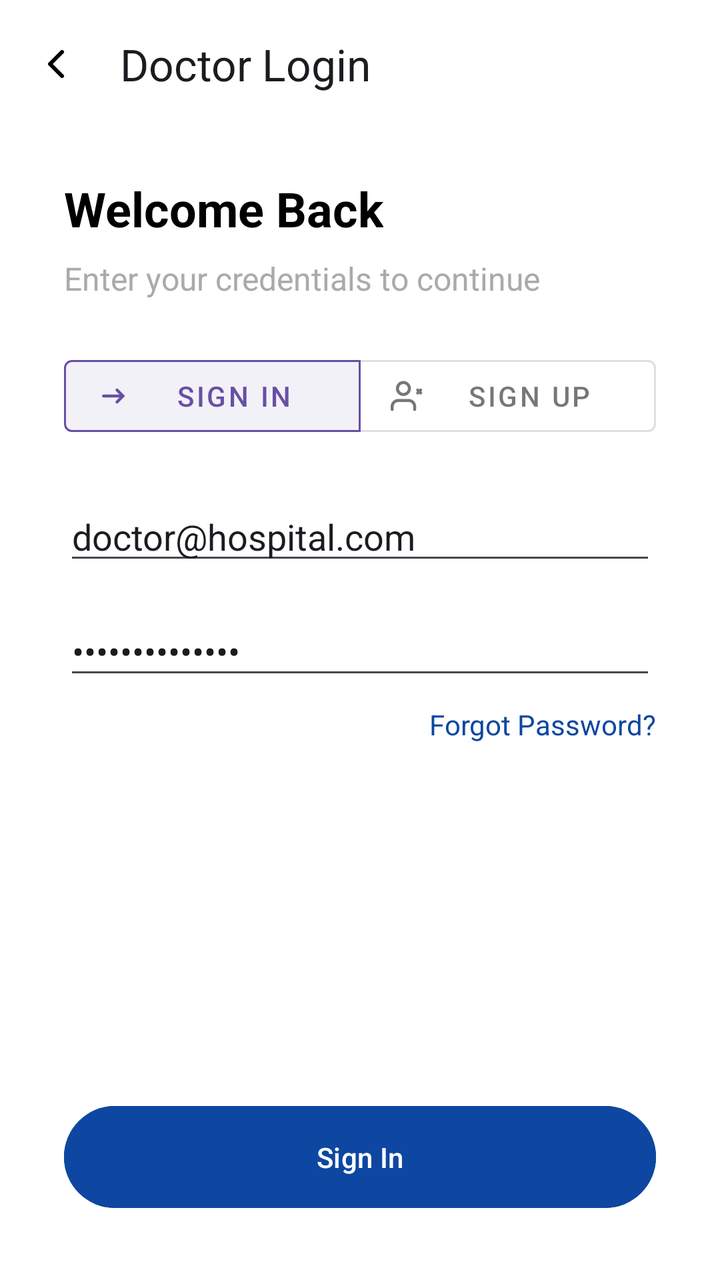
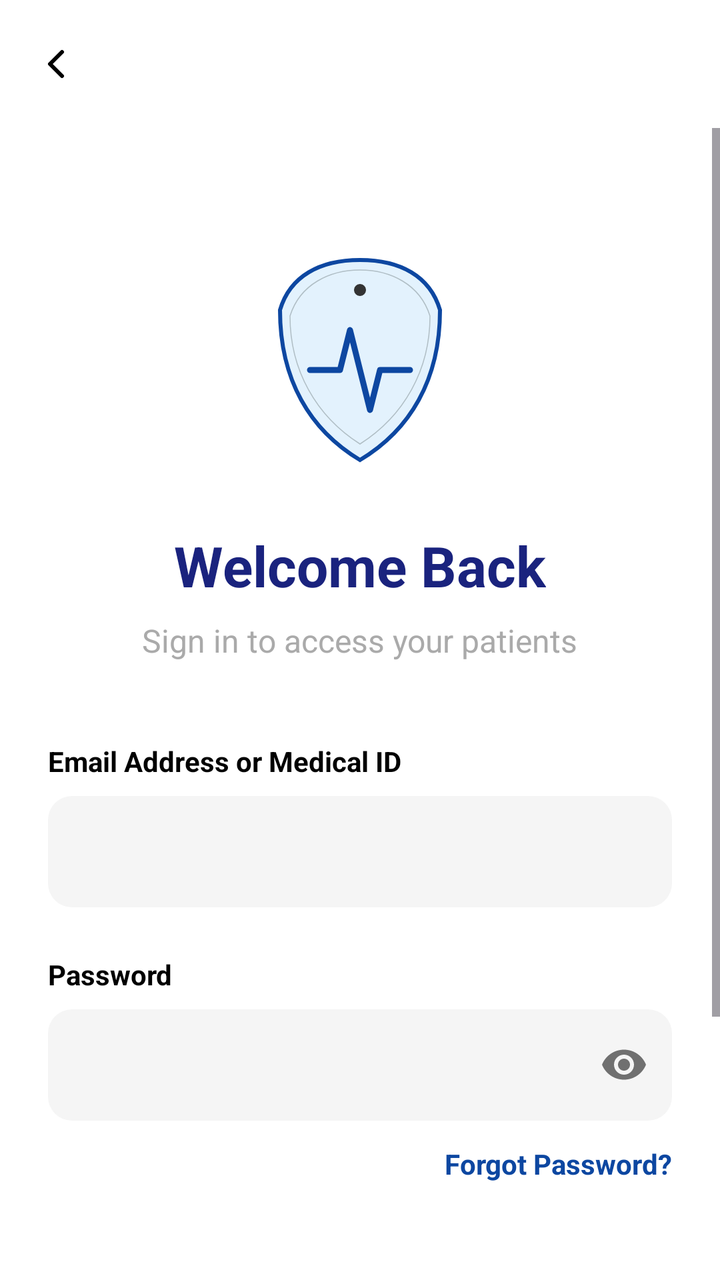

An Android layout rendered at two revisions. The XML below is the earlier revision; the diff shows what the commit changed to produce the second picture.
<!-- AndroidManifest.xml: application theme Theme.Bladder_frontend -->
<!-- res/layout/activity_doctor_login.xml -->
<?xml version="1.0" encoding="utf-8"?>
<androidx.constraintlayout.widget.ConstraintLayout xmlns:android="http://schemas.android.com/apk/res/android"
    xmlns:app="http://schemas.android.com/apk/res-auto"
    xmlns:tools="http://schemas.android.com/tools"
    android:layout_width="match_parent"
    android:layout_height="match_parent"
    android:background="@android:color/white"
    tools:context=".DoctorLoginActivity">

    <com.google.android.material.appbar.AppBarLayout
        android:id="@+id/appBarLayout"
        android:layout_width="match_parent"
        android:layout_height="wrap_content"
        android:background="@android:color/white"
        app:elevation="0dp"
        app:layout_constraintEnd_toEndOf="parent"
        app:layout_constraintStart_toStartOf="parent"
        app:layout_constraintTop_toTopOf="parent">

        <androidx.appcompat.widget.Toolbar
            android:id="@+id/toolbar"
            android:layout_width="match_parent"
            android:layout_height="?attr/actionBarSize"
            app:navigationIcon="@drawable/ic_arrow_back"
            app:title="Doctor Login" />

    </com.google.android.material.appbar.AppBarLayout>

    <TextView
        android:id="@+id/textView9"
        android:layout_width="wrap_content"
        android:layout_height="wrap_content"
        android:layout_marginStart="32dp"
        android:layout_marginTop="24dp"
        android:text="Welcome Back"
        android:textColor="@android:color/black"
        android:textSize="24sp"
        android:textStyle="bold"
        app:layout_constraintStart_toStartOf="parent"
        app:layout_constraintTop_toBottomOf="@+id/appBarLayout" />

    <TextView
        android:id="@+id/textView10"
        android:layout_width="wrap_content"
        android:layout_height="wrap_content"
        android:layout_marginStart="32dp"
        android:layout_marginTop="8dp"
        android:text="Enter your credentials to continue"
        android:textColor="@android:color/darker_gray"
        android:textSize="16sp"
        app:layout_constraintStart_toStartOf="parent"
        app:layout_constraintTop_toBottomOf="@+id/textView9" />

    <com.google.android.material.button.MaterialButtonToggleGroup
        android:id="@+id/toggleGroup"
        android:layout_width="0dp"
        android:layout_height="wrap_content"
        android:layout_marginStart="32dp"
        android:layout_marginTop="24dp"
        android:layout_marginEnd="32dp"
        app:checkedButton="@+id/signInButton"
        app:layout_constraintEnd_toEndOf="parent"
        app:layout_constraintStart_toStartOf="parent"
        app:layout_constraintTop_toBottomOf="@+id/textView10"
        app:singleSelection="true">

        <com.google.android.material.button.MaterialButton
            android:id="@+id/signInButton"
            style="@style/Widget.MaterialComponents.Button.OutlinedButton"
            android:layout_width="0dp"
            android:layout_height="wrap_content"
            android:layout_weight="1"
            android:text="Sign In"
            app:icon="@drawable/ic_sign_in_arrow" />

        <com.google.android.material.button.MaterialButton
            android:id="@+id/signUpButton"
            style="@style/Widget.MaterialComponents.Button.OutlinedButton"
            android:layout_width="0dp"
            android:layout_height="wrap_content"
            android:layout_weight="1"
            android:text="Sign Up"
            app:icon="@drawable/ic_sign_up_person" />

    </com.google.android.material.button.MaterialButtonToggleGroup>

    <EditText
        android:id="@+id/emailEditText"
        android:layout_width="0dp"
        android:layout_height="wrap_content"
        android:layout_marginStart="32dp"
        android:layout_marginTop="24dp"
        android:layout_marginEnd="32dp"
        android:hint="Email or Medical ID"
        android:inputType="textEmailAddress"
        android:text="doctor@hospital.com"
        app:layout_constraintEnd_toEndOf="parent"
        app:layout_constraintStart_toStartOf="parent"
        app:layout_constraintTop_toBottomOf="@+id/toggleGroup" />

    <EditText
        android:id="@+id/passwordEditText"
        android:layout_width="0dp"
        android:layout_height="wrap_content"
        android:layout_marginStart="32dp"
        android:layout_marginTop="16dp"
        android:layout_marginEnd="32dp"
        android:hint="Password"
        android:inputType="textPassword"
        android:text="Enter password"
        app:layout_constraintEnd_toEndOf="parent"
        app:layout_constraintStart_toStartOf="parent"
        app:layout_constraintTop_toBottomOf="@+id/emailEditText" />

    <TextView
        android:id="@+id/forgotPasswordTextView"
        android:layout_width="wrap_content"
        android:layout_height="wrap_content"
        android:layout_marginTop="8dp"
        android:layout_marginEnd="32dp"
        android:text="Forgot Password?"
        android:textColor="#0D47A1"
        app:layout_constraintEnd_toEndOf="parent"
        app:layout_constraintTop_toBottomOf="@+id/passwordEditText" />

    <Button
        android:id="@+id/loginButton"
        android:layout_width="0dp"
        android:layout_height="wrap_content"
        android:layout_marginStart="32dp"
        android:layout_marginEnd="32dp"
        android:layout_marginBottom="32dp"
        android:backgroundTint="#0D47A1"
        android:padding="16dp"
        android:text="Sign In"
        android:textColor="@android:color/white"
        app:layout_constraintBottom_toBottomOf="parent"
        app:layout_constraintEnd_toEndOf="parent"
        app:layout_constraintStart_toStartOf="parent" />

</androidx.constraintlayout.widget.ConstraintLayout>
<!-- resources referenced by this layout -->
<resources>
  <!-- drawable ic_arrow_back (drawable) -->
  <vector xmlns:android="http://schemas.android.com/apk/res/android"
      android:width="24dp"
      android:height="24dp"
      android:viewportWidth="24"
      android:viewportHeight="24">
    <path
        android:pathData="M15,18l-6,-6l6,-6"
        android:strokeLineJoin="round"
        android:strokeWidth="2"
        android:fillColor="#00000000"
        android:strokeColor="#000000"
        android:strokeLineCap="round"/>
  </vector>
  <!-- drawable ic_sign_in_arrow (drawable) -->
  <vector xmlns:android="http://schemas.android.com/apk/res/android"
      android:width="24dp"
      android:height="24dp"
      android:viewportWidth="24"
      android:viewportHeight="24">
      <path
          android:strokeColor="#0066CC"
          android:strokeWidth="2"
          android:strokeLineCap="round"
          android:strokeLineJoin="round"
          android:pathData="M14,16l4,-4 -4,-4"/>
      <path
          android:strokeColor="#0066CC"
          android:strokeWidth="2"
          android:strokeLineCap="round"
          android:strokeLineJoin="round"
          android:pathData="M5,12h13"/>
  </vector>
  <!-- drawable ic_sign_up_person (drawable) -->
  <vector xmlns:android="http://schemas.android.com/apk/res/android"
      android:width="24dp"
      android:height="24dp"
      android:viewportWidth="24"
      android:viewportHeight="24">
      <path
          android:strokeColor="#0066CC"
          android:strokeWidth="2"
          android:strokeLineCap="round"
          android:strokeLineJoin="round"
          android:pathData="M16,21v-2a4,4 0,0 0,-4 -4H5a4,4 0,0 0,-4 4v2"/>
      <path
          android:strokeColor="#0066CC"
          android:strokeWidth="2"
          android:strokeLineCap="round"
          android:strokeLineJoin="round"
          android:pathData="M8.5,7m-4,0a4,4 0,1 1,8 0a4,4 0,1 1,-8 0"/>
      <path
          android:strokeColor="#0066CC"
          android:strokeWidth="2"
          android:strokeLineCap="round"
          android:strokeLineJoin="round"
          android:pathData="M20,8l-2,2m0,-2l2,2"/>
  </vector>
  <style name="Theme.Bladder_frontend" parent="Base.Theme.Bladder_frontend" />
  <style name="Base.Theme.Bladder_frontend" parent="Theme.Material3.DayNight.NoActionBar">
          
          
      </style>
</resources>

<!-- the commit's change to res/layout/activity_doctor_login.xml (unified diff, before → after) -->
@@ -2,6 +2,7 @@
 <androidx.constraintlayout.widget.ConstraintLayout xmlns:android="http://schemas.android.com/apk/res/android"
     xmlns:app="http://schemas.android.com/apk/res-auto"
     xmlns:tools="http://schemas.android.com/tools"
+    android:id="@+id/doctor_login_root"
     android:layout_width="match_parent"
     android:layout_height="match_parent"
     android:background="@android:color/white"
@@ -13,129 +14,209 @@
         android:layout_height="wrap_content"
         android:background="@android:color/white"
         app:elevation="0dp"
-        app:layout_constraintEnd_toEndOf="parent"
-        app:layout_constraintStart_toStartOf="parent"
         app:layout_constraintTop_toTopOf="parent">
 
         <androidx.appcompat.widget.Toolbar
             android:id="@+id/toolbar"
             android:layout_width="match_parent"
             android:layout_height="?attr/actionBarSize"
-            app:navigationIcon="@drawable/ic_arrow_back"
-            app:title="Doctor Login" />
-
+            app:navigationIcon="@drawable/ic_arrow_back" />
     </com.google.android.material.appbar.AppBarLayout>
 
-    <TextView
-        android:id="@+id/textView9"
-        android:layout_width="wrap_content"
-        android:layout_height="wrap_content"
-        android:layout_marginStart="32dp"
-        android:layout_marginTop="24dp"
-        android:text="Welcome Back"
-        android:textColor="@android:color/black"
-        android:textSize="24sp"
-        android:textStyle="bold"
-        app:layout_constraintStart_toStartOf="parent"
-        app:layout_constraintTop_toBottomOf="@+id/appBarLayout" />
-
-    <TextView
-        android:id="@+id/textView10"
-        android:layout_width="wrap_content"
-        android:layout_height="wrap_content"
-        android:layout_marginStart="32dp"
-        android:layout_marginTop="8dp"
-        android:text="Enter your credentials to continue"
-        android:textColor="@android:color/darker_gray"
-        android:textSize="16sp"
-        app:layout_constraintStart_toStartOf="parent"
-        app:layout_constraintTop_toBottomOf="@+id/textView9" />
-
-    <com.google.android.material.button.MaterialButtonToggleGroup
-        android:id="@+id/toggleGroup"
-        android:layout_width="0dp"
-        android:layout_height="wrap_content"
-        android:layout_marginStart="32dp"
-        android:layout_marginTop="24dp"
-        android:layout_marginEnd="32dp"
-        app:checkedButton="@+id/signInButton"
-        app:layout_constraintEnd_toEndOf="parent"
-        app:layout_constraintStart_toStartOf="parent"
-        app:layout_constraintTop_toBottomOf="@+id/textView10"
-        app:singleSelection="true">
-
-        <com.google.android.material.button.MaterialButton
-            android:id="@+id/signInButton"
-            style="@style/Widget.MaterialComponents.Button.OutlinedButton"
-            android:layout_width="0dp"
+    <ScrollView
+        android:layout_width="match_parent"
+        android:layout_height="0dp"
+        android:fillViewport="true"
+        app:layout_constraintBottom_toBottomOf="parent"
+        app:layout_constraintTop_toBottomOf="@+id/appBarLayout">
+
+        <androidx.constraintlayout.widget.ConstraintLayout
+            android:layout_width="match_parent"
             android:layout_height="wrap_content"
-            android:layout_weight="1"
-            android:text="Sign In"
-            app:icon="@drawable/ic_sign_in_arrow" />
-
-        <com.google.android.material.button.MaterialButton
-            android:id="@+id/signUpButton"
-            style="@style/Widget.MaterialComponents.Button.OutlinedButton"
-            android:layout_width="0dp"
-            android:layout_height="wrap_content"
-            android:layout_weight="1"
-            android:text="Sign Up"
-            app:icon="@drawable/ic_sign_up_person" />
-
-    </com.google.android.material.button.MaterialButtonToggleGroup>
-
-    <EditText
-        android:id="@+id/emailEditText"
-        android:layout_width="0dp"
-        android:layout_height="wrap_content"
-        android:layout_marginStart="32dp"
-        android:layout_marginTop="24dp"
-        android:layout_marginEnd="32dp"
-        android:hint="Email or Medical ID"
-        android:inputType="textEmailAddress"
-        android:text="doctor@hospital.com"
-        app:layout_constraintEnd_toEndOf="parent"
-        app:layout_constraintStart_toStartOf="parent"
-        app:layout_constraintTop_toBottomOf="@+id/toggleGroup" />
-
-    <EditText
-        android:id="@+id/passwordEditText"
-        android:layout_width="0dp"
-        android:layout_height="wrap_content"
-        android:layout_marginStart="32dp"
-        android:layout_marginTop="16dp"
-        android:layout_marginEnd="32dp"
-        android:hint="Password"
-        android:inputType="textPassword"
-        android:text="Enter password"
-        app:layout_constraintEnd_toEndOf="parent"
-        app:layout_constraintStart_toStartOf="parent"
-        app:layout_constraintTop_toBottomOf="@+id/emailEditText" />
-
-    <TextView
-        android:id="@+id/forgotPasswordTextView"
-        android:layout_width="wrap_content"
-        android:layout_height="wrap_content"
-        android:layout_marginTop="8dp"
-        android:layout_marginEnd="32dp"
-        android:text="Forgot Password?"
-        android:textColor="#0D47A1"
-        app:layout_constraintEnd_toEndOf="parent"
-        app:layout_constraintTop_toBottomOf="@+id/passwordEditText" />
-
-    <Button
-        android:id="@+id/loginButton"
-        android:layout_width="0dp"
-        android:layout_height="wrap_content"
-        android:layout_marginStart="32dp"
-        android:layout_marginEnd="32dp"
-        android:layout_marginBottom="32dp"
-        android:backgroundTint="#0D47A1"
-        android:padding="16dp"
-        android:text="Sign In"
-        android:textColor="@android:color/white"
-        app:layout_constraintBottom_toBottomOf="parent"
-        app:layout_constraintEnd_toEndOf="parent"
-        app:layout_constraintStart_toStartOf="parent" />
+            android:padding="24dp">
+
+            
+            <ImageView
+                android:id="@+id/logoImageView"
+                android:layout_width="120dp"
+                android:layout_height="120dp"
+                android:layout_marginTop="32dp"
+                android:src="@drawable/ic_medical_shield"
+                app:layout_constraintEnd_toEndOf="parent"
+                app:layout_constraintStart_toStartOf="parent"
+                app:layout_constraintTop_toTopOf="parent" />
+
+            <TextView
+                android:id="@+id/titleTextView"
+                android:layout_width="wrap_content"
+                android:layout_height="wrap_content"
+                android:layout_marginTop="24dp"
+                android:text="Welcome Back"
+                android:textColor="#1A237E"
+                android:textSize="28sp"
+                android:textStyle="bold"
+                app:layout_constraintEnd_toEndOf="parent"
+                app:layout_constraintStart_toStartOf="parent"
+                app:layout_constraintTop_toBottomOf="@+id/logoImageView" />
+
+            <TextView
+                android:id="@+id/subtitleTextView"
+                android:layout_width="wrap_content"
+                android:layout_height="wrap_content"
+                android:layout_marginTop="8dp"
+                android:text="Sign in to access your patients"
+                android:textColor="@android:color/darker_gray"
+                android:textSize="16sp"
+                app:layout_constraintEnd_toEndOf="parent"
+                app:layout_constraintStart_toStartOf="parent"
+                app:layout_constraintTop_toBottomOf="@+id/titleTextView" />
+
+            
+            <TextView
+                android:id="@+id/emailLabel"
+                android:layout_width="wrap_content"
+                android:layout_height="wrap_content"
+                android:layout_marginTop="40dp"
+                android:text="Email Address or Medical ID"
+                android:textColor="@android:color/black"
+                android:textStyle="bold"
+                app:layout_constraintStart_toStartOf="parent"
+                app:layout_constraintTop_toBottomOf="@+id/subtitleTextView" />
+
+            <com.google.android.material.textfield.TextInputLayout
+                android:id="@+id/emailInputLayout"
+                style="@style/Widget.MaterialComponents.TextInputLayout.FilledBox"
+                android:layout_width="0dp"
+                android:layout_height="wrap_content"
+                android:layout_marginTop="8dp"
+                app:boxBackgroundColor="#F5F5F5"
+                app:boxCornerRadiusBottomEnd="12dp"
+                app:boxCornerRadiusBottomStart="12dp"
+                app:boxCornerRadiusTopEnd="12dp"
+                app:boxCornerRadiusTopStart="12dp"
+                app:boxStrokeWidth="0dp"
+                app:boxStrokeWidthFocused="1dp"
+                app:hintEnabled="false"
+                app:layout_constraintEnd_toEndOf="parent"
+                app:layout_constraintStart_toStartOf="parent"
+                app:layout_constraintTop_toBottomOf="@+id/emailLabel">
+
+                <com.google.android.material.textfield.TextInputEditText
+                    android:id="@+id/emailEditText"
+                    android:layout_width="match_parent"
+                    android:layout_height="wrap_content"
+                    android:inputType="textEmailAddress"
+                    android:paddingStart="16dp"
+                    android:paddingEnd="16dp" />
+            </com.google.android.material.textfield.TextInputLayout>
+
+            
+            <TextView
+                android:id="@+id/passwordLabel"
+                android:layout_width="wrap_content"
+                android:layout_height="wrap_content"
+                android:layout_marginTop="24dp"
+                android:text="Password"
+                android:textColor="@android:color/black"
+                android:textStyle="bold"
+                app:layout_constraintStart_toStartOf="parent"
+                app:layout_constraintTop_toBottomOf="@+id/emailInputLayout" />
+
+            <com.google.android.material.textfield.TextInputLayout
+                android:id="@+id/passwordInputLayout"
+                style="@style/Widget.MaterialComponents.TextInputLayout.FilledBox"
+                android:layout_width="0dp"
+                android:layout_height="wrap_content"
+                android:layout_marginTop="8dp"
+                app:boxBackgroundColor="#F5F5F5"
+                app:boxCornerRadiusBottomEnd="12dp"
+                app:boxCornerRadiusBottomStart="12dp"
+                app:boxCornerRadiusTopEnd="12dp"
+                app:boxCornerRadiusTopStart="12dp"
+                app:boxStrokeWidth="0dp"
+                app:boxStrokeWidthFocused="1dp"
+                app:hintEnabled="false"
+                app:passwordToggleEnabled="true"
+                app:layout_constraintEnd_toEndOf="parent"
+                app:layout_constraintStart_toStartOf="parent"
+                app:layout_constraintTop_toBottomOf="@+id/passwordLabel">
+
+                <com.google.android.material.textfield.TextInputEditText
+                    android:id="@+id/passwordEditText"
+                    android:layout_width="match_parent"
+                    android:layout_height="wrap_content"
+                    android:inputType="textPassword"
+                    android:paddingStart="16dp"
+                    android:paddingEnd="16dp" />
+            </com.google.android.material.textfield.TextInputLayout>
+
+            <TextView
+                android:id="@+id/forgotPasswordTextView"
+                android:layout_width="wrap_content"
+                android:layout_height="wrap_content"
+                android:layout_marginTop="12dp"
+                android:text="Forgot Password?"
+                android:textColor="#0D47A1"
+                android:textStyle="bold"
+                app:layout_constraintEnd_toEndOf="parent"
+                app:layout_constraintTop_toBottomOf="@+id/passwordInputLayout" />
+
+            
+            <Button
+                android:id="@+id/loginButton"
+                android:layout_width="0dp"
+                android:layout_height="wrap_content"
+                android:layout_marginTop="48dp"
+                android:backgroundTint="#2962FF"
+                android:padding="16dp"
+                android:text="Sign In"
+                android:textAllCaps="false"
+                android:textColor="@android:color/white"
+                android:textSize="18sp"
+                android:textStyle="bold"
+                app:cornerRadius="12dp"
+                app:layout_constraintEnd_toEndOf="parent"
+                app:layout_constraintStart_toStartOf="parent"
+                app:layout_constraintTop_toBottomOf="@+id/forgotPasswordTextView" />
+
+            <ProgressBar
+                android:id="@+id/progressBar"
+                android:layout_width="wrap_content"
+                android:layout_height="wrap_content"
+                android:visibility="gone"
+                app:layout_constraintBottom_toBottomOf="@+id/loginButton"
+                app:layout_constraintEnd_toEndOf="@+id/loginButton"
+                app:layout_constraintStart_toStartOf="@+id/loginButton"
+                app:layout_constraintTop_toTopOf="@+id/loginButton" />
+
+            
+            <LinearLayout
+                android:layout_width="wrap_content"
+                android:layout_height="wrap_content"
+                android:layout_marginTop="32dp"
+                android:layout_marginBottom="32dp"
+                android:orientation="horizontal"
+                app:layout_constraintBottom_toBottomOf="parent"
+                app:layout_constraintEnd_toEndOf="parent"
+                app:layout_constraintStart_toStartOf="parent"
+                app:layout_constraintTop_toBottomOf="@+id/loginButton">
+
+                <TextView
+                    android:layout_width="wrap_content"
+                    android:layout_height="wrap_content"
+                    android:text="Don't have an account? "
+                    android:textColor="@android:color/darker_gray" />
+
+                <TextView
+                    android:id="@+id/signUpButtonTextView"
+                    android:layout_width="wrap_content"
+                    android:layout_height="wrap_content"
+                    android:text="Sign Up"
+                    android:textColor="#2962FF"
+                    android:textStyle="bold" />
+            </LinearLayout>
+
+        </androidx.constraintlayout.widget.ConstraintLayout>
+    </ScrollView>
 
 </androidx.constraintlayout.widget.ConstraintLayout>
<!-- resource entries referenced after the edit -->
@@ -14,54 +14,42 @@
         android:strokeColor="#000000"
         android:strokeLineCap="round"/>
   </vector>
-  <!-- drawable ic_sign_in_arrow (drawable) -->
+  <!-- drawable ic_medical_shield (drawable) -->
   <vector xmlns:android="http://schemas.android.com/apk/res/android"
-      android:width="24dp"
-      android:height="24dp"
-      android:viewportWidth="24"
-      android:viewportHeight="24">
+      android:width="120dp"
+      android:height="120dp"
+      android:viewportWidth="120"
+      android:viewportHeight="120">
+      
       <path
-          android:strokeColor="#0066CC"
-          android:strokeWidth="2"
+          android:pathData="M60,10 C40,10 25,18 20,35 C20,70 35,95 60,110 C85,95 100,70 100,35 C95,18 80,10 60,10 Z"
+          android:fillColor="#E3F2FD"
+          android:strokeColor="#0D47A1"
+          android:strokeWidth="2"/>
+      
+      <path
+          android:pathData="M60,15 C45,15 30,22 25,38 C25,65 38,88 60,102 C82,88 95,65 95,38 C90,22 75,15 60,15 Z"
+          android:strokeColor="#B0BEC5"
+          android:strokeWidth="0.5"
+          android:fillColor="#00000000"/>
+      
+      <path
+          android:pathData="M35,65 L50,65 L55,45 L65,85 L70,65 L85,65"
+          android:strokeColor="#0D47A1"
+          android:strokeWidth="3"
           android:strokeLineCap="round"
           android:strokeLineJoin="round"
-          android:pathData="M14,16l4,-4 -4,-4"/>
+          android:fillColor="#00000000"/>
+      
       <path
-          android:strokeColor="#0066CC"
-          android:strokeWidth="2"
-          android:strokeLineCap="round"
-          android:strokeLineJoin="round"
-          android:pathData="M5,12h13"/>
-  </vector>
-  <!-- drawable ic_sign_up_person (drawable) -->
-  <vector xmlns:android="http://schemas.android.com/apk/res/android"
-      android:width="24dp"
-      android:height="24dp"
-      android:viewportWidth="24"
-      android:viewportHeight="24">
-      <path
-          android:strokeColor="#0066CC"
-          android:strokeWidth="2"
-          android:strokeLineCap="round"
-          android:strokeLineJoin="round"
-          android:pathData="M16,21v-2a4,4 0,0 0,-4 -4H5a4,4 0,0 0,-4 4v2"/>
-      <path
-          android:strokeColor="#0066CC"
-          android:strokeWidth="2"
-          android:strokeLineCap="round"
-          android:strokeLineJoin="round"
-          android:pathData="M8.5,7m-4,0a4,4 0,1 1,8 0a4,4 0,1 1,-8 0"/>
-      <path
-          android:strokeColor="#0066CC"
-          android:strokeWidth="2"
-          android:strokeLineCap="round"
-          android:strokeLineJoin="round"
-          android:pathData="M20,8l-2,2m0,-2l2,2"/>
+          android:pathData="M60,25 m-3,0 a3,3 0 1,1 6,0 a3,3 0 1,1 -6,0"
+          android:fillColor="#333333"/>
   </vector>
   <style name="Theme.Bladder_frontend" parent="Base.Theme.Bladder_frontend" />
   <style name="Base.Theme.Bladder_frontend" parent="Theme.Material3.DayNight.NoActionBar">
           
-          
+          <item name="colorPrimary">@color/colorPrimary</item>
       </style>
+  <color name="colorPrimary">#0066CC</color>
 </resources>
 
